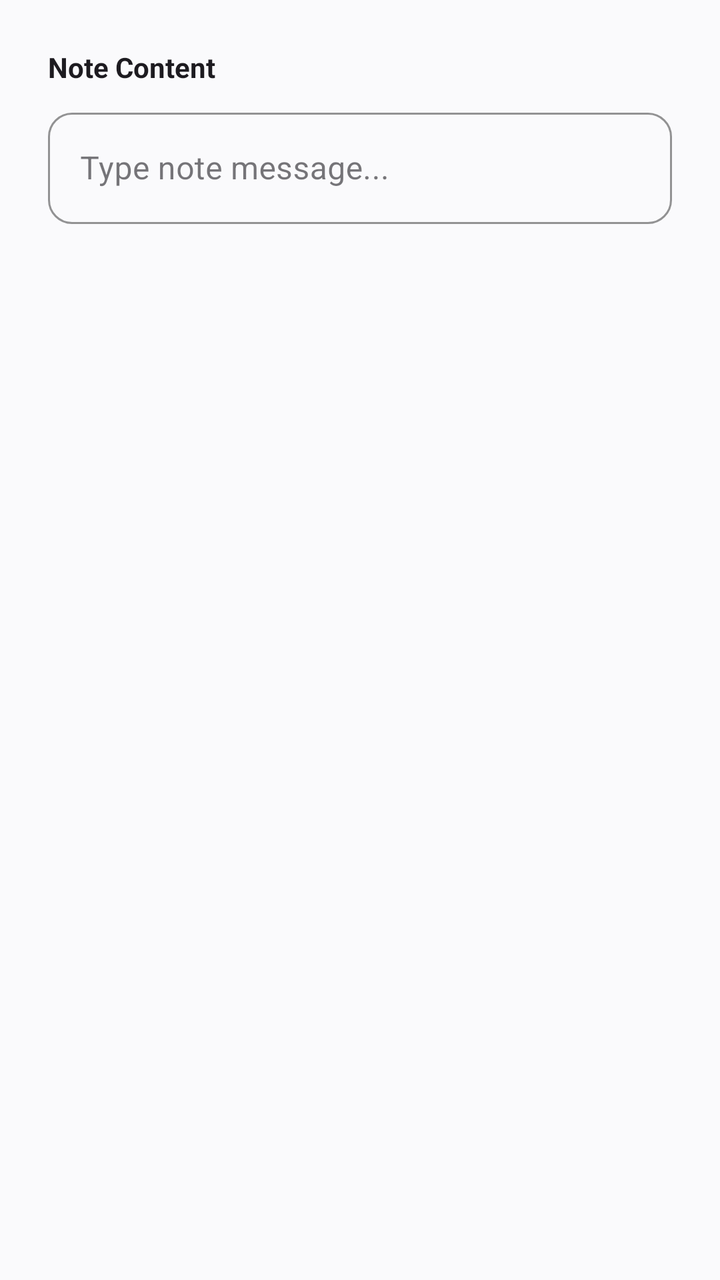
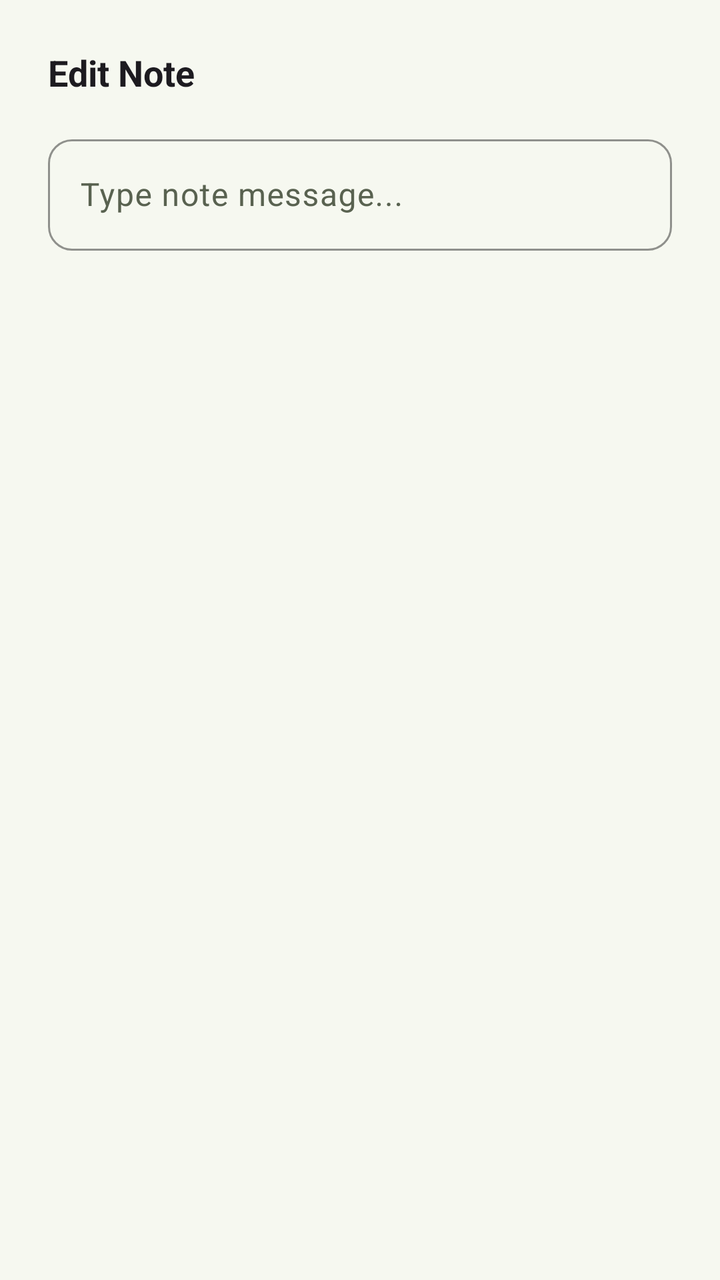

Compare the two renders of this Android layout. The source of the first and the diff that turns it into the second are given below.
<!-- AndroidManifest.xml: application theme Theme.Reminder -->
<!-- res/layout/dialog_edit_quick_note.xml -->
<?xml version="1.0" encoding="utf-8"?>
<LinearLayout xmlns:android="http://schemas.android.com/apk/res/android"
    xmlns:app="http://schemas.android.com/apk/res-auto"
    android:layout_width="match_parent"
    android:layout_height="wrap_content"
    android:orientation="vertical"
    android:padding="24dp">

    <TextView
        android:layout_width="wrap_content"
        android:layout_height="wrap_content"
        android:text="Note Content"
        android:textSize="14sp"
        android:textColor="@color/colorTextPrimary"
        android:textStyle="bold"
        android:layout_marginBottom="8dp" />

    <com.google.android.material.textfield.TextInputLayout
        android:id="@+id/dialogNoteTextLayout"
        style="@style/Widget.MaterialComponents.TextInputLayout.OutlinedBox"
        android:layout_width="match_parent"
        android:layout_height="wrap_content"
        app:boxCornerRadiusTopStart="12dp"
        app:boxCornerRadiusTopEnd="12dp"
        app:boxCornerRadiusBottomStart="12dp"
        app:boxCornerRadiusBottomEnd="12dp"
        app:boxStrokeColor="@color/accent_purple">

        <com.google.android.material.textfield.TextInputEditText
            android:id="@+id/dialogNoteTextInput"
            android:layout_width="match_parent"
            android:layout_height="wrap_content"
            android:hint="Type note message..."
            android:inputType="textMultiLine"
            android:maxLines="4" />
    </com.google.android.material.textfield.TextInputLayout>

</LinearLayout>
<!-- resources referenced by this layout -->
<resources>
  <color name="accent_purple">@color/colorAccent</color>
  <color name="colorTextPrimary">@color/light_text_primary</color>
  <style name="Theme.Reminder" parent="Theme.Material3.DayNight.NoActionBar">
          <item name="colorPrimary">@color/accent_purple</item>
          <item name="colorOnPrimary">@color/white</item>
          <item name="colorSecondary">@color/accent_purple</item>
          <item name="colorOnSecondary">@color/white</item>
          <item name="android:statusBarColor">@color/colorBackground</item>
          <item name="android:windowLightStatusBar" tools:targetApi="m">true</item>
          <item name="android:timePickerMode">spinner</item>
  
          
          <item name="android:windowBackground">@color/light_background</item>
          <item name="colorSurface">@color/light_surface</item>
          <item name="colorOnSurface">@color/light_text_primary</item>
      </style>
  <color name="colorAccent">@color/light_primary</color>
  <color name="light_text_primary">#1D1B20</color>
  <color name="colorBackground">@color/light_background</color>
  <color name="light_background">#FAFAFC</color>
  <color name="light_surface">#FFFFFF</color>
  <color name="light_primary">#7B6FEA</color>
  <!-- unchanged entries left out for length: 1 -->
</resources>

<!-- the commit's change to res/layout/dialog_edit_quick_note.xml (unified diff, before → after) -->
@@ -9,30 +9,26 @@
     <TextView
         android:layout_width="wrap_content"
         android:layout_height="wrap_content"
-        android:text="Note Content"
-        android:textSize="14sp"
-        android:textColor="@color/colorTextPrimary"
+        android:text="Edit Note"
+        android:textSize="18sp"
+        android:textColor="?android:attr/textColorPrimary"
         android:textStyle="bold"
-        android:layout_marginBottom="8dp" />
+        android:layout_marginBottom="16dp" />
 
     <com.google.android.material.textfield.TextInputLayout
         android:id="@+id/dialogNoteTextLayout"
-        style="@style/Widget.MaterialComponents.TextInputLayout.OutlinedBox"
+        style="@style/Widget.Reminder.TextInputLayout"
         android:layout_width="match_parent"
         android:layout_height="wrap_content"
-        app:boxCornerRadiusTopStart="12dp"
-        app:boxCornerRadiusTopEnd="12dp"
-        app:boxCornerRadiusBottomStart="12dp"
-        app:boxCornerRadiusBottomEnd="12dp"
-        app:boxStrokeColor="@color/accent_purple">
+        android:hint="Type note message...">
 
         <com.google.android.material.textfield.TextInputEditText
             android:id="@+id/dialogNoteTextInput"
             android:layout_width="match_parent"
             android:layout_height="wrap_content"
-            android:hint="Type note message..."
-            android:inputType="textMultiLine"
-            android:maxLines="4" />
+            android:textColor="?android:attr/textColorPrimary"
+            android:inputType="textMultiLine|textCapSentences"
+            android:maxLines="6" />
     </com.google.android.material.textfield.TextInputLayout>
 
 </LinearLayout>
<!-- resource entries referenced after the edit -->
@@ -1,27 +1,125 @@
 <!-- resources referenced by this layout -->
 <resources>
-  <color name="accent_purple">@color/colorAccent</color>
-  <color name="colorTextPrimary">@color/light_text_primary</color>
+  <style name="Widget.Reminder.TextInputLayout" parent="Widget.Material3.TextInputLayout.OutlinedBox">
+          <item name="boxStrokeColor">@color/gl_primary</item>
+          <item name="boxCornerRadiusTopStart">12dp</item>
+          <item name="boxCornerRadiusTopEnd">12dp</item>
+          <item name="boxCornerRadiusBottomStart">12dp</item>
+          <item name="boxCornerRadiusBottomEnd">12dp</item>
+          <item name="hintTextColor">@color/gl_primary</item>
+          <item name="boxStrokeWidth">1dp</item>
+          <item name="boxStrokeWidthFocused">2dp</item>
+      </style>
+  <color name="colorTextPrimary">@color/gl_text_primary</color>
+  <color name="colorSurfaceVariant">@color/gl_surface_elevated</color>
+  <color name="colorTextSecondary">@color/gl_text_secondary</color>
+  <color name="colorSurfaceBorder">@color/gl_outline</color>
+  <color name="colorDivider">@color/gl_outline_variant</color>
+  <color name="colorDelete">#BA1A1A</color>
+  <color name="colorDeleteContainer">#FFDAD6</color>
+  <color name="colorOnDeleteContainer">#410002</color>
+  <style name="Animation.Reminder.Activity" parent="@android:style/Animation.Activity">
+          <item name="android:activityOpenEnterAnimation">@anim/slide_in_right</item>
+          <item name="android:activityOpenExitAnimation">@anim/slide_out_left</item>
+          <item name="android:activityCloseEnterAnimation">@anim/slide_in_left</item>
+          <item name="android:activityCloseExitAnimation">@anim/slide_out_right</item>
+      </style>
+  <style name="Widget.Reminder.CardView" parent="Widget.Material3.CardView.Filled">
+          <item name="cardBackgroundColor">@color/colorSurface</item>
+          <item name="strokeColor">@color/colorDivider</item>
+          <item name="strokeWidth">@dimen/card_stroke_width</item>
+          <item name="cardElevation">@dimen/card_elevation</item>
+          <item name="shapeAppearanceOverlay">@style/ShapeAppearance.Reminder.Card</item>
+      </style>
+  <style name="Widget.Reminder.Button.Primary" parent="Widget.Material3.Button">
+          <item name="backgroundTint">@color/gl_primary</item>
+          <item name="android:textColor">@color/white</item>
+          <item name="cornerRadius">20dp</item>
+          <item name="android:minHeight">@dimen/touch_target_min</item>
+          <item name="rippleColor">#33FFFFFF</item>
+      </style>
+  <style name="Widget.Reminder.BottomNavigation" parent="Widget.Material3.BottomNavigationView">
+          <item name="backgroundTint">@color/colorSurface</item>
+          <item name="itemIconTint">@color/nav_item_icon_tint</item>
+          <item name="itemTextColor">@color/nav_item_text_tint</item>
+          <item name="itemActiveIndicatorStyle">@style/Widget.Reminder.BottomNavigation.Indicator</item>
+          <item name="elevation">3dp</item>
+      </style>
+  <style name="ThemeOverlay.Reminder.MaterialAlertDialog" parent="ThemeOverlay.Material3.MaterialAlertDialog">
+          <item name="shapeAppearanceOverlay">@style/ShapeAppearance.Reminder.Card</item>
+          <item name="colorSurface">@color/colorSurface</item>
+          <item name="colorPrimary">@color/gl_primary</item>
+      </style>
+  <color name="gl_background">#F6F8F0</color>
+  <color name="gl_surface">#FFFFFF</color>
+  <color name="gl_text_primary">#191D19</color>
+  <color name="gl_text_secondary">#596250</color>
+  <color name="gl_outline">#D2DAC7</color>
+  <color name="gl_outline_variant">#E2E8DC</color>
+  <dimen name="card_stroke_width">1dp</dimen>
+  <dimen name="card_elevation">1dp</dimen>
+  <style name="ShapeAppearance.Reminder.Card" parent="ShapeAppearance.Material3.Corner.Medium">
+          <item name="cornerSize">16dp</item>
+      </style>
+  <dimen name="touch_target_min">48dp</dimen>
+  <style name="Widget.Reminder.BottomNavigation.Indicator" parent="Widget.Material3.BottomNavigationView.ActiveIndicator">
+          <item name="android:color">@color/gl_tertiary</item>
+          <item name="android:width">60dp</item>
+          <item name="android:height">32dp</item>
+      </style>
   <style name="Theme.Reminder" parent="Theme.Material3.DayNight.NoActionBar">
-          <item name="colorPrimary">@color/accent_purple</item>
+          
+          <item name="colorPrimary">@color/gl_primary</item>
           <item name="colorOnPrimary">@color/white</item>
-          <item name="colorSecondary">@color/accent_purple</item>
-          <item name="colorOnSecondary">@color/white</item>
+          <item name="colorPrimaryContainer">@color/gl_tertiary</item>
+          <item name="colorOnPrimaryContainer">#1B2609</item>
+  
+          
+          <item name="colorSecondary">@color/gl_secondary</item>
+          <item name="colorOnSecondary">@color/gl_graphite</item>
+          <item name="colorSecondaryContainer">@color/gl_surface_elevated</item>
+          <item name="colorOnSecondaryContainer">@color/gl_graphite</item>
+          <item name="colorTertiary">@color/gl_tertiary</item>
+          <item name="colorOnTertiary">@color/gl_graphite</item>
+  
+          
+          <item name="android:windowBackground">@color/colorBackground</item>
+          <item name="colorSurface">@color/colorSurface</item>
+          <item name="colorOnSurface">@color/colorTextPrimary</item>
+          <item name="colorSurfaceVariant">@color/colorSurfaceVariant</item>
+          <item name="colorOnSurfaceVariant">@color/colorTextSecondary</item>
+          <item name="colorOutline">@color/colorSurfaceBorder</item>
+          <item name="colorOutlineVariant">@color/colorDivider</item>
+  
+          
+          <item name="colorError">@color/colorDelete</item>
+          <item name="colorOnError">@color/white</item>
+          <item name="colorErrorContainer">@color/colorDeleteContainer</item>
+          <item name="colorOnErrorContainer">@color/colorOnDeleteContainer</item>
+  
+          
           <item name="android:statusBarColor">@color/colorBackground</item>
           <item name="android:windowLightStatusBar" tools:targetApi="m">true</item>
-          <item name="android:timePickerMode">spinner</item>
+          <item name="android:navigationBarColor">@color/colorBackground</item>
+          <item name="android:windowLightNavigationBar" tools:targetApi="o_mr1">true</item>
   
           
-          <item name="android:windowBackground">@color/light_background</item>
-          <item name="colorSurface">@color/light_surface</item>
-          <item name="colorOnSurface">@color/light_text_primary</item>
+          <item name="android:windowAnimationStyle">@style/Animation.Reminder.Activity</item>
+  
+          
+          <item name="materialCardViewStyle">@style/Widget.Reminder.CardView</item>
+          <item name="materialButtonStyle">@style/Widget.Reminder.Button.Primary</item>
+          <item name="textInputStyle">@style/Widget.Reminder.TextInputLayout</item>
+          <item name="bottomNavigationStyle">@style/Widget.Reminder.BottomNavigation</item>
+          <item name="materialAlertDialogTheme">@style/ThemeOverlay.Reminder.MaterialAlertDialog</item>
       </style>
-  <color name="colorAccent">@color/light_primary</color>
-  <color name="light_text_primary">#1D1B20</color>
-  <color name="colorBackground">@color/light_background</color>
-  <color name="light_background">#FAFAFC</color>
-  <color name="light_surface">#FFFFFF</color>
-  <color name="light_primary">#7B6FEA</color>
+  <color name="gl_primary">#83A83D</color>
+  <color name="gl_tertiary">#D9EBA9</color>
+  <color name="gl_secondary">#B2D66C</color>
+  <color name="gl_graphite">#191D19</color>
+  <color name="gl_surface_elevated">#F0F3E8</color>
+  <color name="colorBackground">@color/gl_background</color>
+  <color name="colorSurface">@color/gl_surface</color>
   <!-- unchanged entries left out for length: 1 -->
 </resources>
 
